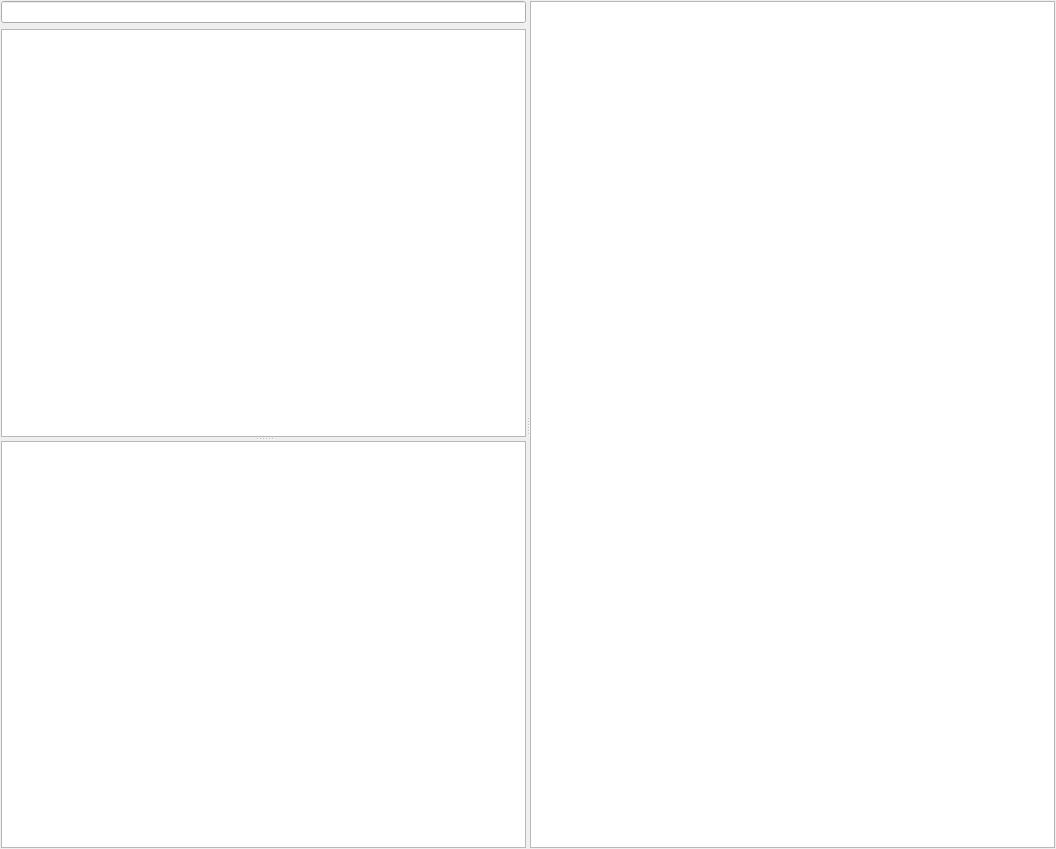
Old version of the form src/plugins/choroid/choroidtab.ui in the repository 0xd34df00d/leechcraft.
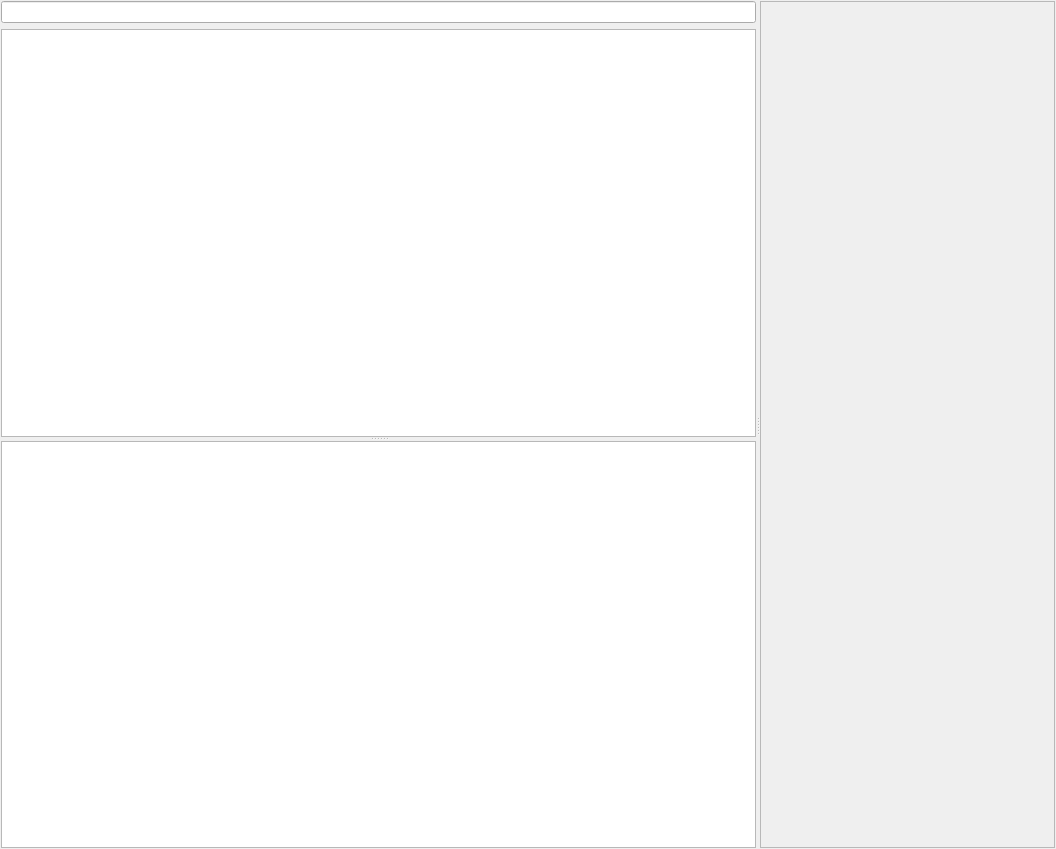
New version of the form.

```diff
--- a/src/plugins/choroid/choroidtab.ui
+++ b/src/plugins/choroid/choroidtab.ui
@@ -22,7 +22,7 @@
      <property name="orientation">
       <enum>Qt::Horizontal</enum>
      </property>
-     <widget class="QWidget" name="">
+     <widget class="QWidget" name="layoutWidget">
       <layout class="QVBoxLayout" name="verticalLayout">
        <item>
         <widget class="QLineEdit" name="PathEdit_"/>
@@ -38,7 +38,20 @@
        </item>
       </layout>
      </widget>
-     <widget class="QGraphicsView" name="View_"/>
+     <widget class="QFrame" name="ViewFrame_">
+      <property name="sizePolicy">
+       <sizepolicy hsizetype="Expanding" vsizetype="Expanding">
+        <horstretch>0</horstretch>
+        <verstretch>0</verstretch>
+       </sizepolicy>
+      </property>
+      <property name="frameShape">
+       <enum>QFrame::StyledPanel</enum>
+      </property>
+      <property name="frameShadow">
+       <enum>QFrame::Raised</enum>
+      </property>
+     </widget>
     </widget>
    </item>
   </layout>
```
